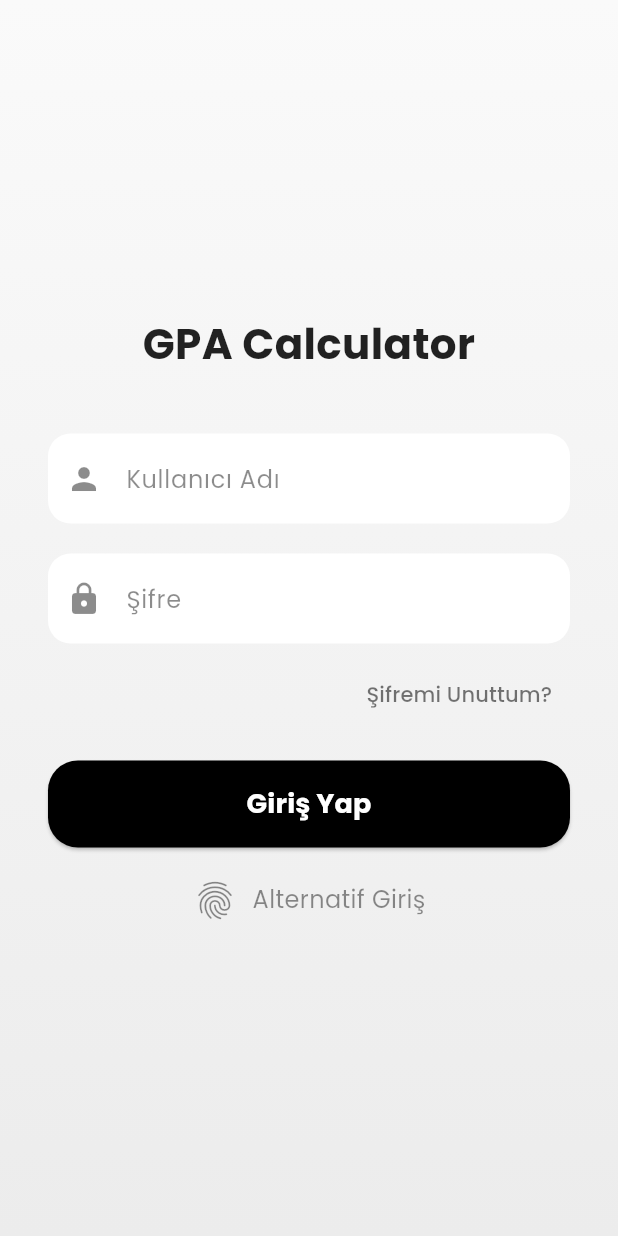
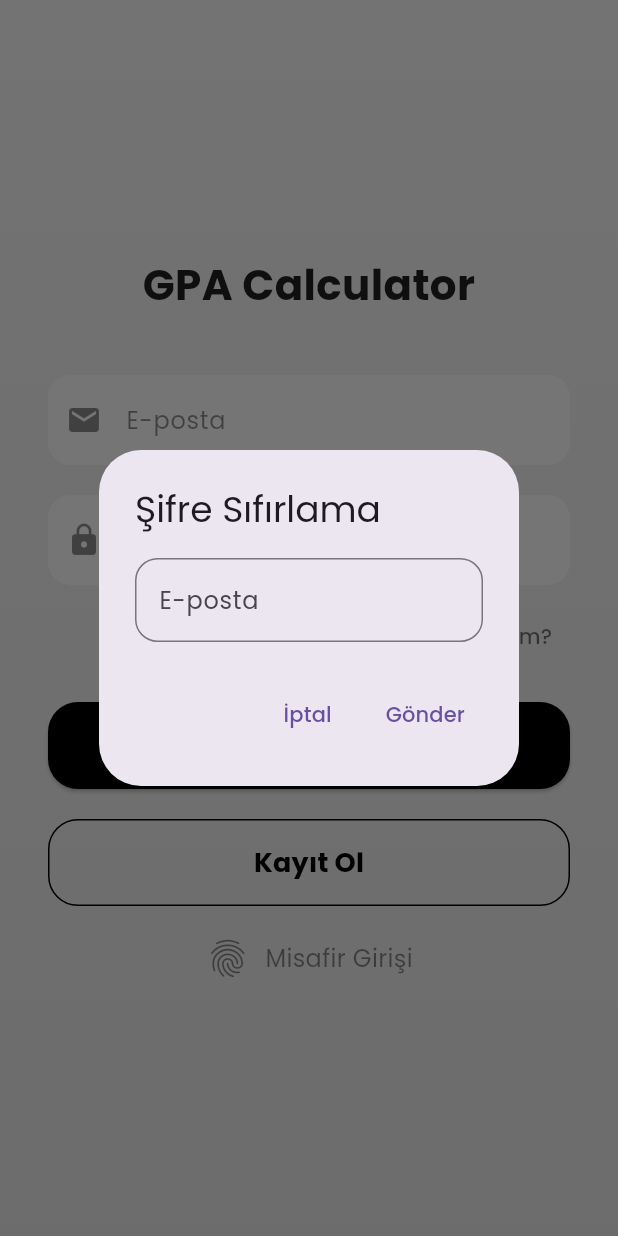
Before and after one commit to cemalertas/AtilimGPA, a Flutter app: the LoginScreen screen opened directly, after a tap on "Şifremi Unuttum?", on a phone screen of 412 x 824 dp. Run offline on Flutter 3.47's test engine with Material 3 defaults, Android fonts, the phone set to English and light mode, and no system bars; our stand-ins replace firebase_core, google_fonts; accounts and stored records are empty.

Commit message:
Auth Added

```diff
--- a/lib/screens/login_screen.dart
+++ b/lib/screens/login_screen.dart
@@ -1,13 +1,33 @@
 import 'package:flutter/material.dart';
 import 'package:google_fonts/google_fonts.dart';
 import 'package:gpatwo/screens/department_selection.dart';
+import 'package:gpatwo/services/auth.dart'; // Import auth service
 
-
-class LoginScreen extends StatelessWidget {
+class LoginScreen extends StatefulWidget {
   const LoginScreen({Key? key}) : super(key: key);
 
   @override
+  State<LoginScreen> createState() => _LoginScreenState();
+}
+
+class _LoginScreenState extends State<LoginScreen> {
+  final TextEditingController _emailController = TextEditingController();
+  final TextEditingController _passwordController = TextEditingController();
+  bool _isLoading = false;
+  String _errorMessage = '';
+
+  @override
+  void dispose() {
+    _emailController.dispose();
+    _passwordController.dispose();
+    super.dispose();
+  }
+
+  @override
   Widget build(BuildContext context) {
+    // Auth servisini al
+    final authService = AuthProvider.of(context);
+
     return Scaffold(
       body: Stack(
         children: [
@@ -24,6 +44,7 @@ class LoginScreen extends StatelessWidget {
             ),
           ),
           Center(
+            child: SingleChildScrollView(
               child: Padding(
                 padding: const EdgeInsets.symmetric(horizontal: 32),
                 child: Column(
@@ -42,22 +63,66 @@ class LoginScreen extends StatelessWidget {
                     ),
                     const SizedBox(height: 40),
 
-                  // Kullanıcı Adı Alanı
-                  _buildTextField("Kullanıcı Adı", Icons.person, false),
+                    // Email Alanı
+                    TextField(
+                      controller: _emailController,
+                      keyboardType: TextInputType.emailAddress,
+                      style: GoogleFonts.poppins(fontSize: 16, color: Colors.black87),
+                      decoration: InputDecoration(
+                        prefixIcon: const Icon(Icons.email, color: Colors.black45),
+                        hintText: "E-posta",
+                        hintStyle: GoogleFonts.poppins(color: Colors.black45),
+                        filled: true,
+                        fillColor: Colors.white,
+                        contentPadding: const EdgeInsets.symmetric(vertical: 18, horizontal: 20),
+                        border: OutlineInputBorder(
+                          borderRadius: BorderRadius.circular(15),
+                          borderSide: BorderSide.none,
+                        ),
+                      ),
+                    ),
 
                     const SizedBox(height: 20),
 
                     // Şifre Alanı
-                  _buildTextField("Şifre", Icons.lock, true),
+                    TextField(
+                      controller: _passwordController,
+                      obscureText: true,
+                      style: GoogleFonts.poppins(fontSize: 16, color: Colors.black87),
+                      decoration: InputDecoration(
+                        prefixIcon: const Icon(Icons.lock, color: Colors.black45),
+                        hintText: "Şifre",
+                        hintStyle: GoogleFonts.poppins(color: Colors.black45),
+                        filled: true,
+                        fillColor: Colors.white,
+                        contentPadding: const EdgeInsets.symmetric(vertical: 18, horizontal: 20),
+                        border: OutlineInputBorder(
+                          borderRadius: BorderRadius.circular(15),
+                          borderSide: BorderSide.none,
+                        ),
+                      ),
+                    ),
 
                     const SizedBox(height: 10),
+
+                    // Hata mesajı gösterimi
+                    if (_errorMessage.isNotEmpty)
+                      Padding(
+                        padding: const EdgeInsets.only(top: 8.0),
+                        child: Text(
+                          _errorMessage,
+                          style: TextStyle(color: Colors.red),
+                          textAlign: TextAlign.center,
+                        ),
+                      ),
 
                     // Şifremi Unuttum
                     Align(
                       alignment: Alignment.centerRight,
                       child: TextButton(
                         onPressed: () {
-                        // Şifremi unuttum aksiyonu
+                          // Şifre sıfırlama dialog'unu göster
+                          showPasswordResetDialog(context, authService);
                         },
                         child: Text(
                           "Şifremi Unuttum?",
@@ -72,15 +137,10 @@ class LoginScreen extends StatelessWidget {
                     const SizedBox(height: 20),
 
                     // Giriş Butonu
-                  ElevatedButton(
-                    onPressed: () {
-                      Navigator.pushReplacement(
-                        context,
-                        MaterialPageRoute(
-                          builder: (context) => const DepartmentSelectionScreen(),
-                        ),
-                      );
-                    },
+                    _isLoading
+                        ? const Center(child: CircularProgressIndicator())
+                        : ElevatedButton(
+                      onPressed: () => _signIn(authService, context),
                       style: ElevatedButton.styleFrom(
                         backgroundColor: Colors.black,
                         shape: RoundedRectangleBorder(
@@ -100,17 +160,49 @@ class LoginScreen extends StatelessWidget {
 
                     const SizedBox(height: 20),
 
-                  // Alternatif Giriş (Google ile giriş gibi)
+                    // Kayıt Ol Butonu
+                    OutlinedButton(
+                      onPressed: () {
+                        // Kayıt ekranına yönlendir
+                        // Navigator.push(context, MaterialPageRoute(builder: (_) => RegisterScreen()));
+                      },
+                      style: OutlinedButton.styleFrom(
+                        side: const BorderSide(color: Colors.black),
+                        shape: RoundedRectangleBorder(
+                          borderRadius: BorderRadius.circular(20),
+                        ),
+                        padding: const EdgeInsets.symmetric(vertical: 16),
+                      ),
+                      child: Text(
+                        "Kayıt Ol",
+                        style: GoogleFonts.poppins(
+                          fontSize: 18,
+                          fontWeight: FontWeight.bold,
+                          color: Colors.black,
+                        ),
+                      ),
+                    ),
+
+                    const SizedBox(height: 20),
+
+                    // Alternatif Giriş (Anonim)
                     Row(
                       mainAxisAlignment: MainAxisAlignment.center,
                       children: [
-                      Icon(Icons.fingerprint, size: 30, color: Colors.black45),
+                        GestureDetector(
+                          onTap: () => _signInAnonymously(authService, context),
+                          child: Row(
+                            children: [
+                              const Icon(Icons.fingerprint, size: 30, color: Colors.black45),
                               const SizedBox(width: 10),
                               Text(
-                        "Alternatif Giriş",
+                                "Misafir Girişi",
                                 style: GoogleFonts.poppins(
                                   fontSize: 16,
                                   color: Colors.black45,
+                                ),
+                              ),
+                            ],
                           ),
                         ),
                       ],
@@ -119,28 +211,72 @@ class LoginScreen extends StatelessWidget {
                 ),
               ),
             ),
+          ),
         ],
       ),
     );
   }
 
-  // Giriş Alanı Widget'ı
-  Widget _buildTextField(String hintText, IconData icon, bool obscureText) {
-    return TextField(
-      obscureText: obscureText,
-      style: GoogleFonts.poppins(fontSize: 16, color: Colors.black87),
-      decoration: InputDecoration(
-        prefixIcon: Icon(icon, color: Colors.black45),
-        hintText: hintText,
-        hintStyle: GoogleFonts.poppins(color: Colors.black45),
-        filled: true,
-        fillColor: Colors.white,
-        contentPadding: const EdgeInsets.symmetric(vertical: 18, horizontal: 20),
-        border: OutlineInputBorder(
-          borderRadius: BorderRadius.circular(15),
-          borderSide: BorderSide.none,
-        ),
+  // Email/Password ile giriş
+  Future<void> _signIn(AuthService authService, BuildContext context) async {
+    // Alanların boş olup olmadığını kontrol et
+    if (_emailController.text.isEmpty || _passwordController.text.isEmpty) {
+      setState(() {
+        _errorMessage = 'E-posta ve şifre gereklidir';
+      });
+      return;
+    }
+
+    setState(() {
+      _isLoading = true;
+      _errorMessage = '';
+    });
+
+    try {
+      await authService.signInWithEmailAndPassword(
+        _emailController.text.trim(),
+        _passwordController.text.trim(),
+      );
+
+      // Giriş başarılı, ana ekrana yönlendir
+      if (!mounted) return;
+      Navigator.pushReplacement(
+        context,
+        MaterialPageRoute(
+          builder: (context) => const DepartmentSelectionScreen(),
         ),
       );
+    } catch (e) {
+      setState(() {
+        _errorMessage = e.toString();
+        _isLoading = false;
+      });
     }
   }
+
+  // Anonim giriş
+  Future<void> _signInAnonymously(AuthService authService, BuildContext context) async {
+    setState(() {
+      _isLoading = true;
+      _errorMessage = '';
+    });
+
+    try {
+      await authService.signInAnonymously();
+
+      // Giriş başarılı, ana ekrana yönlendir
+      if (!mounted) return;
+      Navigator.pushReplacement(
+        context,
+        MaterialPageRoute(
+          builder: (context) => const DepartmentSelectionScreen(),
+        ),
+      );
+    } catch (e) {
+      setState(() {
+        _errorMessage = e.toString();
+        _isLoading = false;
+      });
+    }
+  }
+}
--- /dev/null
+++ b/lib/services/auth.dart
@@ -0,0 +1,203 @@
+import 'package:firebase_auth/firebase_auth.dart';
+import 'package:flutter/material.dart';
+
+class AuthService {
+  final FirebaseAuth _auth = FirebaseAuth.instance;
+
+  // Auth state değişikliklerini dinlemek için stream
+  Stream<User?> get authStateChanges => _auth.authStateChanges();
+
+  // Mevcut kullanıcıyı al
+  User? get currentUser => _auth.currentUser;
+
+  // Email ve şifre ile giriş
+  Future<UserCredential?> signInWithEmailAndPassword(String email, String password) async {
+    try {
+      final UserCredential userCredential = await _auth.signInWithEmailAndPassword(
+        email: email,
+        password: password,
+      );
+      return userCredential;
+    } on FirebaseAuthException catch (e) {
+      // Firebase hata kodlarını yönet
+      switch (e.code) {
+        case 'user-not-found':
+          throw 'Bu e-posta adresiyle ilişkili kullanıcı bulunamadı.';
+        case 'wrong-password':
+          throw 'Şifre yanlış.';
+        case 'invalid-email':
+          throw 'E-posta adresi geçerli değil.';
+        case 'user-disabled':
+          throw 'Bu kullanıcı hesabı devre dışı bırakıldı.';
+        default:
+          throw 'Giriş yapılamadı: ${e.message}';
+      }
+    } catch (e) {
+      throw 'Beklenmeyen bir hata oluştu: $e';
+    }
+  }
+
+  // Email ve şifre ile yeni hesap oluştur
+  Future<UserCredential?> registerWithEmailAndPassword(String email, String password) async {
+    try {
+      final UserCredential userCredential = await _auth.createUserWithEmailAndPassword(
+        email: email,
+        password: password,
+      );
+      return userCredential;
+    } on FirebaseAuthException catch (e) {
+      // Firebase hata kodlarını yönet
+      switch (e.code) {
+        case 'email-already-in-use':
+          throw 'Bu e-posta adresi zaten kullanımda.';
+        case 'invalid-email':
+          throw 'E-posta adresi geçerli değil.';
+        case 'weak-password':
+          throw 'Şifre yeterince güçlü değil.';
+        case 'operation-not-allowed':
+          throw 'E-posta/şifre hesapları etkin değil.';
+        default:
+          throw 'Kayıt yapılamadı: ${e.message}';
+      }
+    } catch (e) {
+      throw 'Beklenmeyen bir hata oluştu: $e';
+    }
+  }
+
+  // Çıkış yap
+  Future<void> signOut() async {
+    await _auth.signOut();
+  }
+
+  // Şifre sıfırlama e-postası gönder
+  Future<void> sendPasswordResetEmail(String email) async {
+    try {
+      await _auth.sendPasswordResetEmail(email: email);
+    } on FirebaseAuthException catch (e) {
+      switch (e.code) {
+        case 'invalid-email':
+          throw 'E-posta adresi geçerli değil.';
+        case 'user-not-found':
+          throw 'Bu e-posta adresiyle ilişkili kullanıcı bulunamadı.';
+        default:
+          throw 'Şifre sıfırlama e-postası gönderilemedi: ${e.message}';
+      }
+    } catch (e) {
+      throw 'Beklenmeyen bir hata oluştu: $e';
+    }
+  }
+
+  // Anonim giriş
+  Future<UserCredential> signInAnonymously() async {
+    try {
+      final UserCredential userCredential = await _auth.signInAnonymously();
+      return userCredential;
+    } on FirebaseAuthException catch (e) {
+      throw 'Anonim giriş yapılamadı: ${e.message}';
+    }
+  }
+}
+
+// AuthProvider sınıfı - InheritedWidget kullanarak tüm ağaçta auth servisini sağlar
+class AuthProvider extends InheritedWidget {
+  final AuthService auth;
+
+  const AuthProvider({
+    Key? key,
+    required this.auth,
+    required Widget child,
+  }) : super(key: key, child: child);
+
+  static AuthService of(BuildContext context) {
+    final AuthProvider? provider = context.dependOnInheritedWidgetOfExactType<AuthProvider>();
+    if (provider == null) {
+      throw FlutterError('AuthProvider bulunamadı');
+    }
+    return provider.auth;
+  }
+
+  @override
+  bool updateShouldNotify(AuthProvider oldWidget) {
+    return false; // AuthService değişmediği için false
+  }
+}
+
+// Şifre resetleme dialog widget'ı
+void showPasswordResetDialog(BuildContext context, AuthService authService) {
+  final TextEditingController emailController = TextEditingController();
+  String errorMessage = '';
+  bool isLoading = false;
+
+  showDialog(
+    context: context,
+    builder: (context) {
+      return StatefulBuilder(
+        builder: (context, setState) {
+          return AlertDialog(
+            title: Text('Şifre Sıfırlama'),
+            content: Column(
+              mainAxisSize: MainAxisSize.min,
+              children: [
+                TextField(
+                  controller: emailController,
+                  decoration: InputDecoration(
+                    labelText: 'E-posta',
+                    border: OutlineInputBorder(
+                      borderRadius: BorderRadius.circular(15),
+                    ),
+                  ),
+                  keyboardType: TextInputType.emailAddress,
+                ),
+                if (errorMessage.isNotEmpty)
+                  Padding(
+                    padding: const EdgeInsets.only(top: 8.0),
+                    child: Text(
+                      errorMessage,
+                      style: TextStyle(color: Colors.red),
+                    ),
+                  ),
+                if (isLoading)
+                  Padding(
+                    padding: const EdgeInsets.only(top: 8.0),
+                    child: CircularProgressIndicator(),
+                  ),
+              ],
+            ),
+            actions: [
+              TextButton(
+                onPressed: () {
+                  Navigator.pop(context);
+                },
+                child: Text('İptal'),
+              ),
+              TextButton(
+                onPressed: isLoading ? null : () async {
+                  setState(() {
+                    isLoading = true;
+                    errorMessage = '';
+                  });
+
+                  try {
+                    await authService.sendPasswordResetEmail(emailController.text.trim());
+                    Navigator.pop(context);
+                    ScaffoldMessenger.of(context).showSnackBar(
+                      SnackBar(
+                        content: Text('Şifre sıfırlama bağlantısı e-posta adresinize gönderildi.'),
+                      ),
+                    );
+                  } catch (e) {
+                    setState(() {
+                      errorMessage = e.toString();
+                      isLoading = false;
+                    });
+                  }
+                },
+                child: Text('Gönder'),
+              ),
+            ],
+          );
+        },
+      );
+    },
+  );
+}
--- a/pubspec.yaml
+++ b/pubspec.yaml
@@ -37,6 +37,8 @@ dependencies:
   google_fonts: ^6.2.1
   flutter_neumorphic: ^3.2.0
   glassmorphism: ^3.0.0
+  firebase_core: ^3.12.1
+  firebase_auth: ^5.5.1
 
 dev_dependencies:
   flutter_test:
```
Also changed, not shown: lib/main.dart (+20 -3 lines), pubspec.lock, 3 other files. Lines whose indentation alone changed are shown as unchanged.
